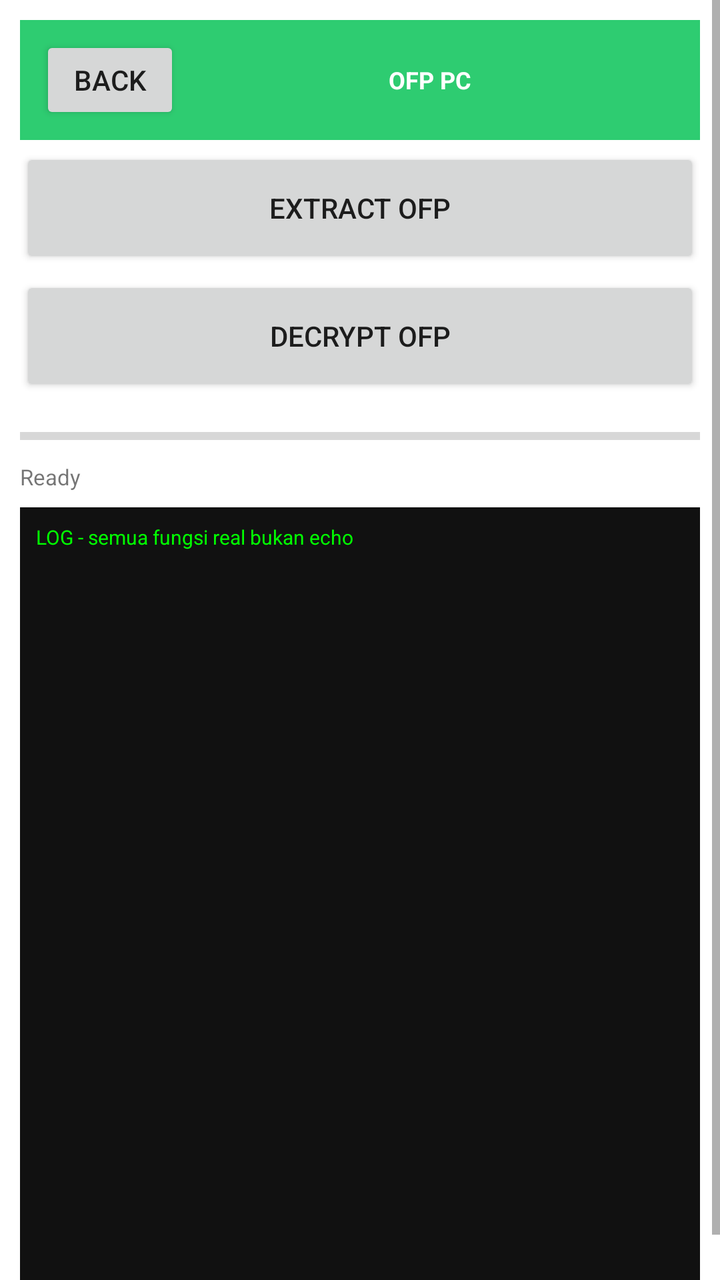
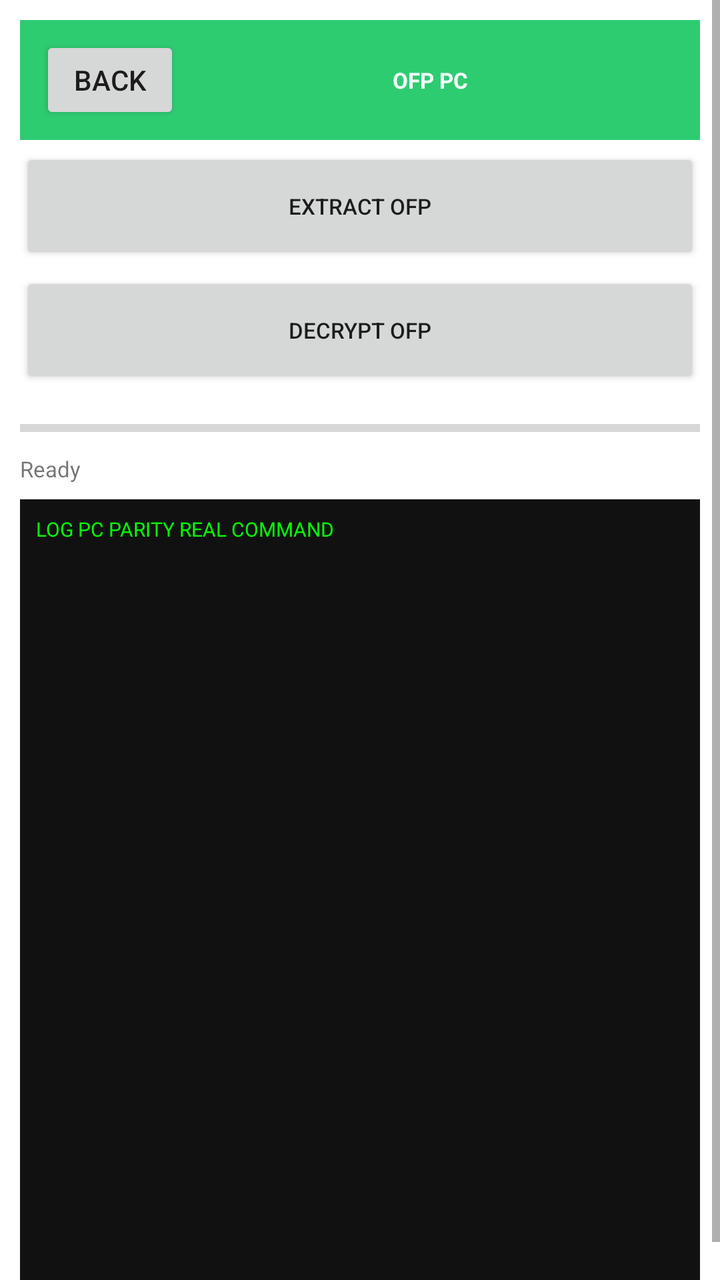

The first picture is an Android layout as it rendered before a commit; the second is the same layout after the commit. The layout source and the unified diff follow.
<!-- AndroidManifest.xml: application theme Theme.OTGFlasher -->
<!-- res/layout/activity_ofp.xml -->
<?xml version="1.0" encoding="utf-8"?>
<ScrollView xmlns:android="http://schemas.android.com/apk/res/android" android:layout_width="match_parent" android:layout_height="match_parent" android:background="#FFFFFF">
<LinearLayout android:orientation="vertical" android:layout_width="match_parent" android:layout_height="wrap_content" android:padding="10dp">
<LinearLayout android:orientation="horizontal" android:layout_width="match_parent" android:layout_height="60dp" android:background="#2ECC71" android:gravity="center_vertical" android:padding="10dp"><Button android:id="@+id/btn_back" android:text="BACK" android:layout_width="70dp" android:layout_height="44dp"/><TextView android:text="OFP PC" android:textSize="12sp" android:textStyle="bold" android:textColor="#FFFFFF" android:layout_width="0dp" android:layout_weight="1" android:layout_height="wrap_content" android:gravity="center"/></LinearLayout>
<Button android:id="@+id/btn_extract_ofp_0" android:text="EXTRACT OFP" android:layout_width="match_parent" android:layout_height="60dp" android:layout_marginTop="4dp"/>
<Button android:id="@+id/btn_decrypt_ofp_1" android:text="DECRYPT OFP" android:layout_width="match_parent" android:layout_height="60dp" android:layout_marginTop="4dp"/>
<ProgressBar android:id="@+id/progress_bar" style="?android:attr/progressBarStyleHorizontal" android:layout_width="match_parent" android:layout_height="16dp" android:max="100" android:layout_marginTop="12dp"/>
<TextView android:id="@+id/txt_detail" android:text="Ready" android:textSize="11sp" android:layout_width="match_parent" android:layout_height="wrap_content" android:layout_marginTop="5dp"/>
<TextView android:id="@+id/log_view" android:text="LOG - semua fungsi real bukan echo" android:textSize="10sp" android:background="#111111" android:textColor="#00FF00" android:padding="8dp" android:layout_width="match_parent" android:layout_height="400dp" android:layout_marginTop="8dp"/>
</LinearLayout></ScrollView>
<!-- resources referenced by this layout -->
<resources>
  <style name="Theme.OTGFlasher" parent="android:Theme.Material.Light.NoActionBar" />
</resources>

<!-- the commit's change to res/layout/activity_ofp.xml (unified diff, before → after) -->
@@ -1,10 +1,10 @@
 <?xml version="1.0" encoding="utf-8"?>
 <ScrollView xmlns:android="http://schemas.android.com/apk/res/android" android:layout_width="match_parent" android:layout_height="match_parent" android:background="#FFFFFF">
 <LinearLayout android:orientation="vertical" android:layout_width="match_parent" android:layout_height="wrap_content" android:padding="10dp">
-<LinearLayout android:orientation="horizontal" android:layout_width="match_parent" android:layout_height="60dp" android:background="#2ECC71" android:gravity="center_vertical" android:padding="10dp"><Button android:id="@+id/btn_back" android:text="BACK" android:layout_width="70dp" android:layout_height="44dp"/><TextView android:text="OFP PC" android:textSize="12sp" android:textStyle="bold" android:textColor="#FFFFFF" android:layout_width="0dp" android:layout_weight="1" android:layout_height="wrap_content" android:gravity="center"/></LinearLayout>
-<Button android:id="@+id/btn_extract_ofp_0" android:text="EXTRACT OFP" android:layout_width="match_parent" android:layout_height="60dp" android:layout_marginTop="4dp"/>
-<Button android:id="@+id/btn_decrypt_ofp_1" android:text="DECRYPT OFP" android:layout_width="match_parent" android:layout_height="60dp" android:layout_marginTop="4dp"/>
+<LinearLayout android:orientation="horizontal" android:layout_width="match_parent" android:layout_height="60dp" android:background="#2ECC71" android:gravity="center_vertical" android:padding="10dp"><Button android:id="@+id/btn_back" android:text="BACK" android:layout_width="70dp" android:layout_height="44dp"/><TextView android:text="OFP PC" android:textSize="11sp" android:textStyle="bold" android:textColor="#FFFFFF" android:layout_width="0dp" android:layout_weight="1" android:layout_height="wrap_content" android:gravity="center"/></LinearLayout>
+<Button android:id="@+id/btn_extract_ofp_0" android:text="EXTRACT OFP" android:layout_width="match_parent" android:layout_height="58dp" android:layout_marginTop="4dp" android:textSize="11sp"/>
+<Button android:id="@+id/btn_decrypt_ofp_1" android:text="DECRYPT OFP" android:layout_width="match_parent" android:layout_height="58dp" android:layout_marginTop="4dp" android:textSize="11sp"/>
 <ProgressBar android:id="@+id/progress_bar" style="?android:attr/progressBarStyleHorizontal" android:layout_width="match_parent" android:layout_height="16dp" android:max="100" android:layout_marginTop="12dp"/>
 <TextView android:id="@+id/txt_detail" android:text="Ready" android:textSize="11sp" android:layout_width="match_parent" android:layout_height="wrap_content" android:layout_marginTop="5dp"/>
-<TextView android:id="@+id/log_view" android:text="LOG - semua fungsi real bukan echo" android:textSize="10sp" android:background="#111111" android:textColor="#00FF00" android:padding="8dp" android:layout_width="match_parent" android:layout_height="400dp" android:layout_marginTop="8dp"/>
+<TextView android:id="@+id/log_view" android:text="LOG PC PARITY REAL COMMAND" android:textSize="10sp" android:background="#111111" android:textColor="#00FF00" android:padding="8dp" android:layout_width="match_parent" android:layout_height="400dp" android:layout_marginTop="8dp"/>
 </LinearLayout></ScrollView>
